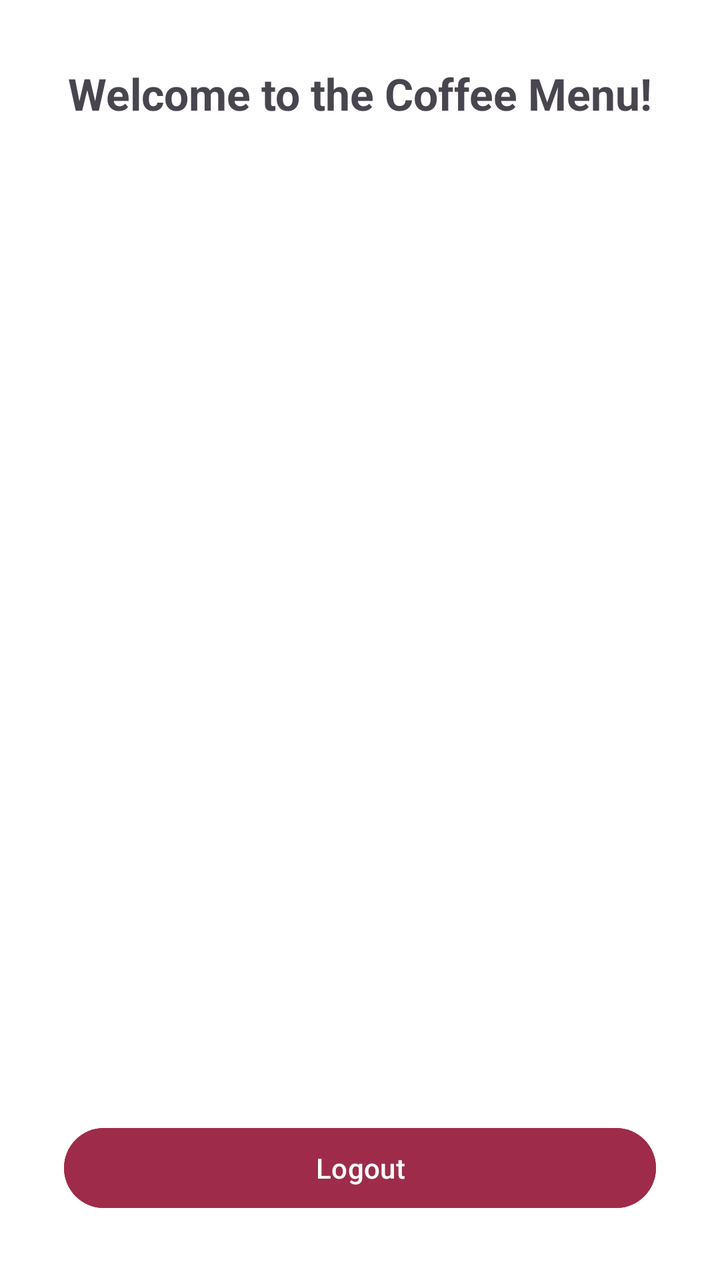
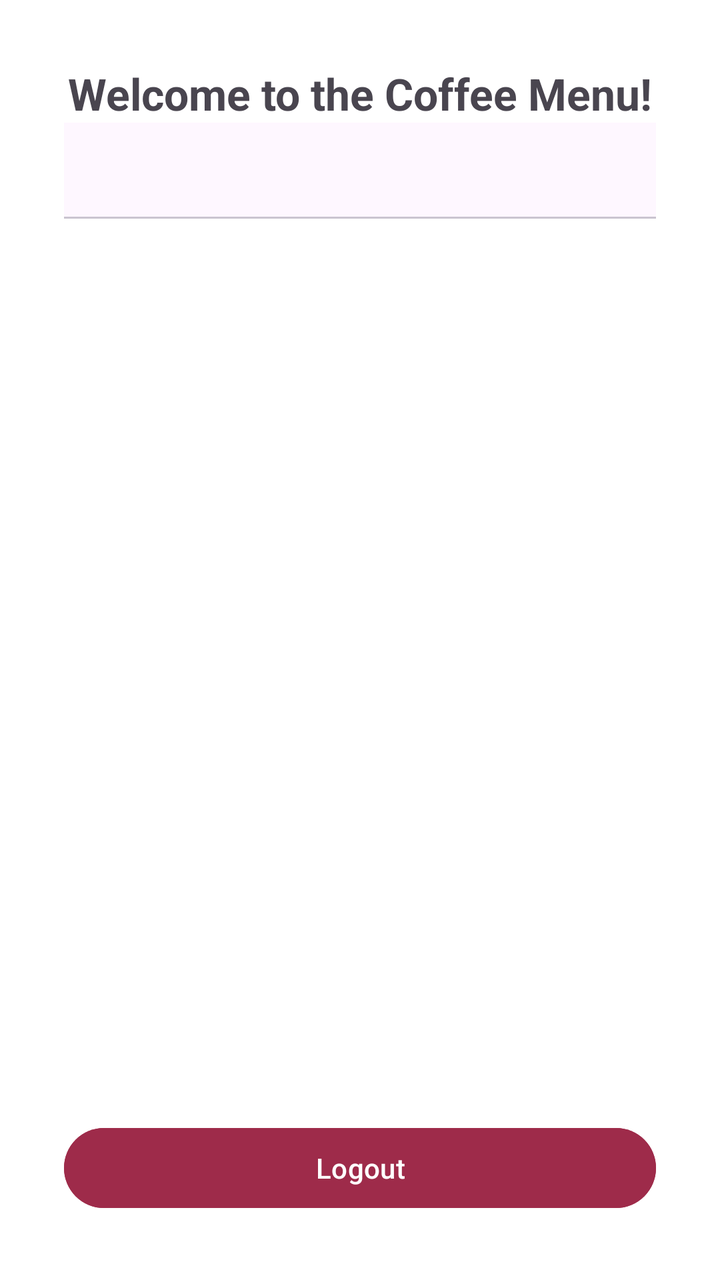

The first picture is an Android layout as it rendered before a commit; the second is the same layout after the commit. The layout source and the unified diff follow.
<!-- AndroidManifest.xml: application theme Theme.CafeShopAssignment -->
<!-- res/layout/activity_menu.xml -->
<?xml version="1.0" encoding="utf-8"?>
<androidx.constraintlayout.widget.ConstraintLayout
    xmlns:android="http://schemas.android.com/apk/res/android"
    xmlns:app="http://schemas.android.com/apk/res-auto"
    android:id="@+id/menuLayout"
    android:layout_width="match_parent"
    android:layout_height="match_parent"
    android:padding="32dp"
    android:background="#FFFFFF">


    <TextView
        android:id="@+id/welcomeText"
        android:layout_width="0dp"
        android:layout_height="wrap_content"
        android:text="Welcome to the Coffee Menu!"
        android:textSize="22sp"
        android:textStyle="bold"
        android:gravity="center"
        app:layout_constraintTop_toTopOf="parent"
        app:layout_constraintStart_toStartOf="parent"
        app:layout_constraintEnd_toEndOf="parent"
        android:layout_marginBottom="32dp"/>


    <Button
        android:id="@+id/logoutButton"
        android:layout_width="0dp"
        android:layout_height="wrap_content"
        android:text="Logout"
        android:backgroundTint="#9E2B4A"
        android:textColor="#FFFFFF"
        app:layout_constraintBottom_toBottomOf="parent"
        app:layout_constraintStart_toStartOf="parent"
        app:layout_constraintEnd_toEndOf="parent"/>

    <androidx.recyclerview.widget.RecyclerView
        android:id="@+id/menuRecyclerView"
        android:layout_width="0dp"
        android:layout_height="0dp"
        android:padding="8dp"
        app:layout_constraintTop_toBottomOf="@id/welcomeText"
        app:layout_constraintBottom_toTopOf="@id/logoutButton"
        app:layout_constraintStart_toStartOf="parent"
        app:layout_constraintEnd_toEndOf="parent" />

</androidx.constraintlayout.widget.ConstraintLayout>
<!-- resources referenced by this layout -->
<resources>
  <style name="Theme.CafeShopAssignment" parent="Base.Theme.CafeShopAssignment" />
  <style name="Base.Theme.CafeShopAssignment" parent="Theme.Material3.DayNight.NoActionBar">
          
          
      </style>
</resources>

<!-- the commit's change to res/layout/activity_menu.xml (unified diff, before → after) -->
@@ -44,4 +44,16 @@
         app:layout_constraintStart_toStartOf="parent"
         app:layout_constraintEnd_toEndOf="parent" />
 
+    <com.google.android.material.tabs.TabLayout
+        android:id="@+id/categoryTabs"
+        android:layout_width="0dp"
+        android:layout_height="wrap_content"
+        app:tabIndicatorColor="@color/black"
+        app:tabSelectedTextColor="@color/black"
+        app:tabTextColor="@android:color/darker_gray"
+        app:layout_constraintTop_toBottomOf="@id/welcomeText"
+        app:layout_constraintStart_toStartOf="parent"
+        app:layout_constraintEnd_toEndOf="parent"
+        android:layout_marginBottom="12dp"/>
+
 </androidx.constraintlayout.widget.ConstraintLayout>
<!-- resource entries referenced after the edit -->
@@ -1,5 +1,6 @@
 <!-- resources referenced by this layout -->
 <resources>
+  <color name="black">#FF000000</color>
   <style name="Theme.CafeShopAssignment" parent="Base.Theme.CafeShopAssignment" />
   <style name="Base.Theme.CafeShopAssignment" parent="Theme.Material3.DayNight.NoActionBar">
           
